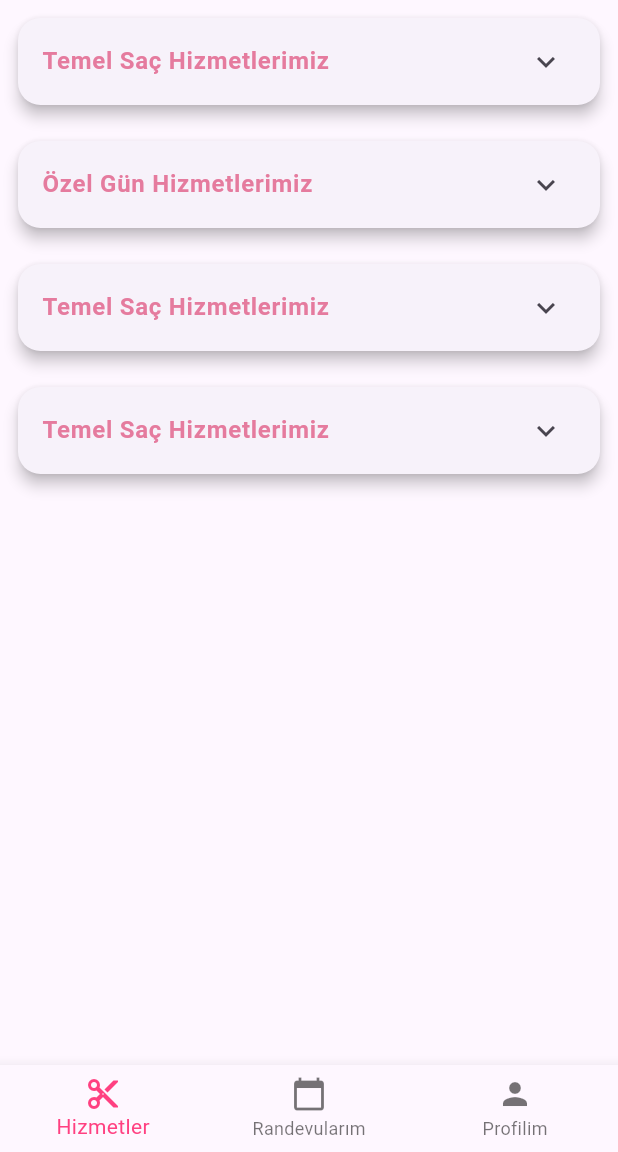
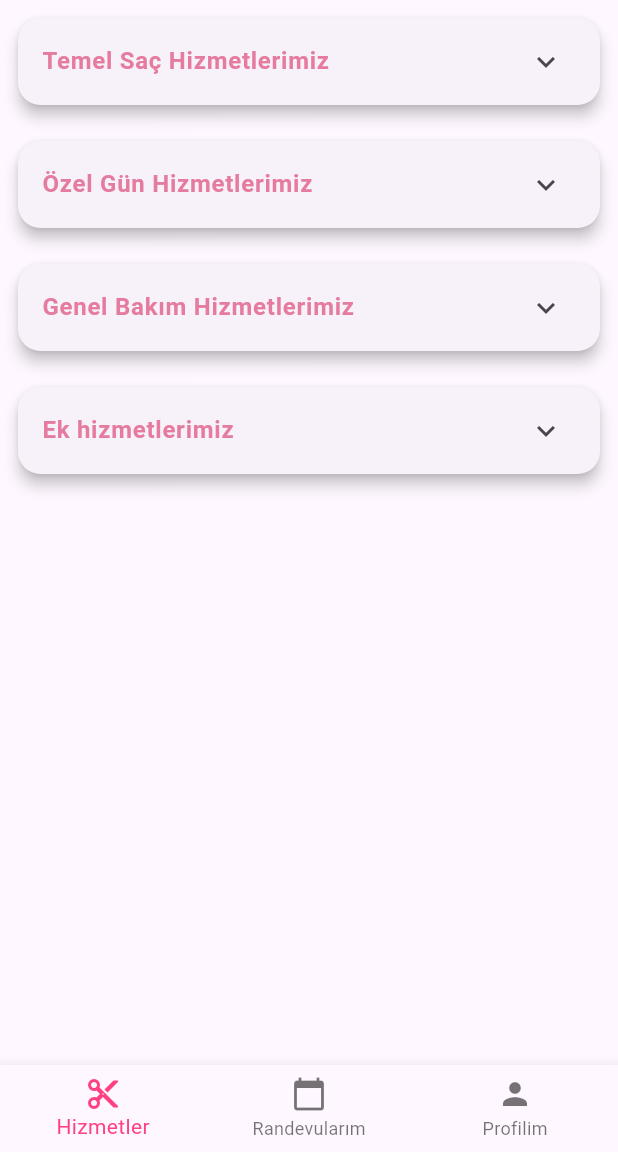
Before and after one commit to kubranurboyraz/243301029_k-branurboyraz_flutter_proje, a Flutter app: the AnaKisim screen opened directly with empty values, on a phone screen of 412 x 824 dp, the part 84-1236 px from its top. Run offline on Flutter 3.47's test engine with Material 3 defaults, Android fonts, the phone set to English and light mode, and no system bars; our stand-ins replace firebase_auth, firebase_core, sqflite; accounts and stored records are empty.

Commit message:
Yanlışlıkla hizmetler ekranımdaki hizmetlerin hepsini temel saç hizmetlerimiz yazmışım. projeyi githuba yükledikten sonra farkedip uygulamanın videosunu çekerken düzelttim.

```diff
--- a/lib/hizmetler_ekran.dart
+++ b/lib/hizmetler_ekran.dart
@@ -20,12 +20,12 @@ class HizmetlerEkran extends StatelessWidget {
             {"ad": "Gelin Saç ve Makyaj", "fiyat": 6000.0},
           ]),
 
-          kategoriler(context, "Temel Saç Hizmetlerimiz", [
+          kategoriler(context, "Genel Bakım Hizmetlerimiz", [
             {"ad": "Makyaj", "fiyat": 500.0},
             {"ad": "Manikür & Pedikür", "fiyat": 1500.0},
             {"ad": "Kaş & Bıyık", "fiyat": 200.0},
           ]),
-          kategoriler(context, "Temel Saç Hizmetlerimiz", [
+          kategoriler(context, "Ek hizmetlerimiz", [
             {"ad": "Protez & Kaynak Saç", "fiyat": 4000.0},
             {"ad": "Evde Kuaför Hizmeti", "fiyat": 1500.0},
           ]),
```
